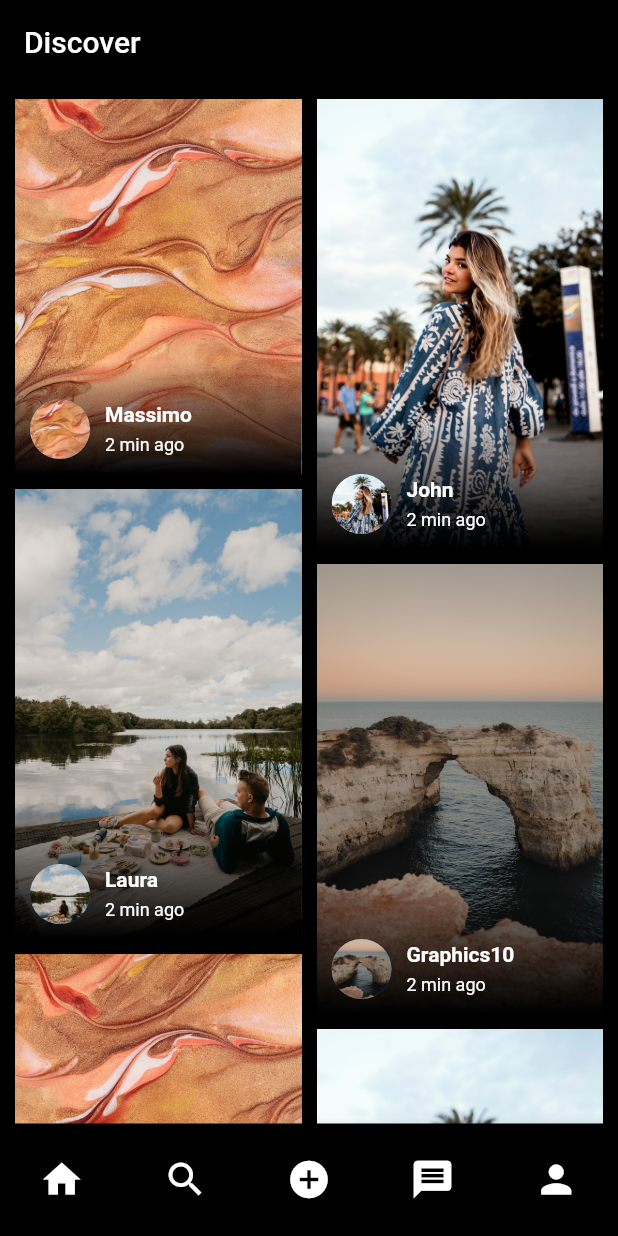
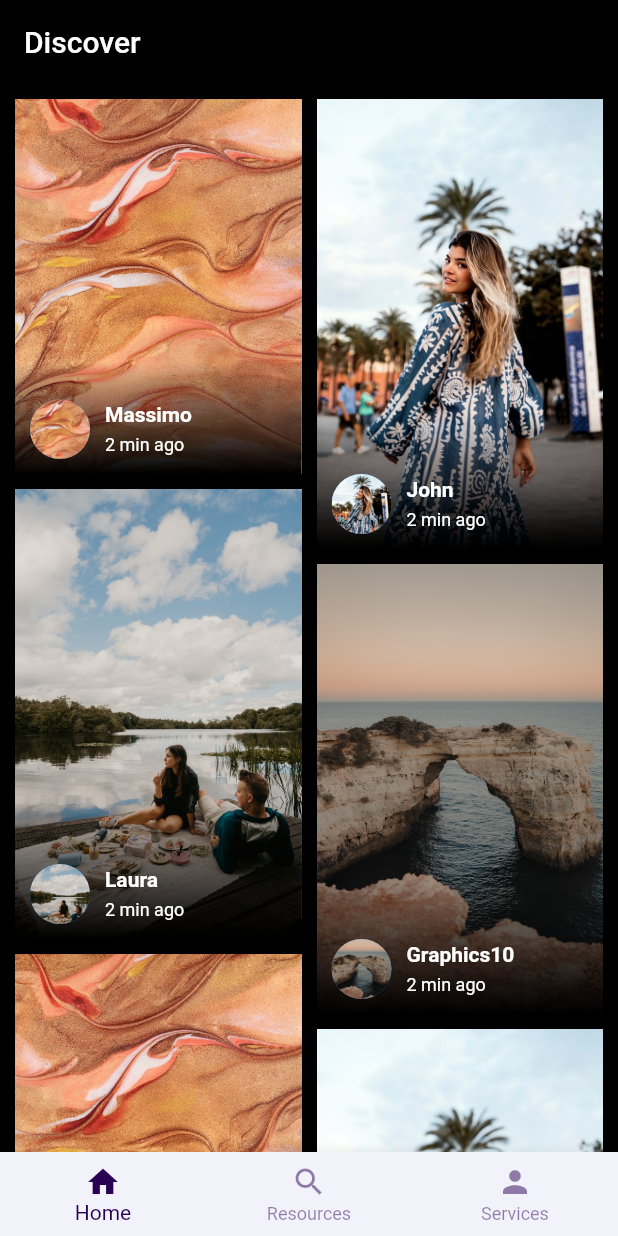
Before and after one commit to anyuzie/anyu_vicky_attempts, a Flutter app: the screen it shows after launch, item 2 of the bottom bar chosen, on a phone screen of 412 x 824 dp. Run offline on Flutter 3.47's test engine with Material 2 defaults, Android fonts, the phone set to English and light mode, and no system bars; our stand-ins replace video_player, visibility_detector.

Commit message:
changed navbar

```diff
--- a/lib/main.dart
+++ b/lib/main.dart
@@ -18,8 +18,8 @@ class MyApp extends StatelessWidget {
       initialRoute: '/',
       routes: {
         HomeScreen.routeName: (context) => const HomeScreen(),
-        ProfileScreen.routeName: (context) => const ProfileScreen(),
-        SearchScreen.routeName: (context) => const SearchScreen(),
+        ResourcesScreen.routeName: (context) => const ResourcesScreen(),
+        ServicesScreen.routeName: (context) => const ServicesScreen(),
       },
     );
   }
--- a/lib/screens/home_screen.dart
+++ b/lib/screens/home_screen.dart
@@ -1,5 +1,4 @@
 import 'package:flutter/material.dart';
-
 import '../models/models.dart';
 import '../widgets/widgets.dart';
 
@@ -44,7 +43,7 @@ class _HomeScreenState extends State<HomeScreen> {
   }
 }
 
-class _CustomAppBar extends StatelessWidget with PreferredSizeWidget {
+class _CustomAppBar extends StatelessWidget implements PreferredSizeWidget {
   const _CustomAppBar({
     Key? key,
   }) : super(key: key);
--- a/lib/screens/profile_screen.dart
+++ b/lib/screens/profile_screen.dart
@@ -3,10 +3,10 @@ import 'package:flutter/material.dart';
 import '../models/models.dart';
 import '../widgets/custom_video_player_preview.dart';
 
-class ProfileScreen extends StatelessWidget {
-  static const routeName = '/profile';
+class ServicesScreen extends StatelessWidget {
+  static const routeName = '/resources';
 
-  const ProfileScreen({
+  const ServicesScreen({
     Key? key,
   }) : super(key: key);
 
--- a/lib/screens/search_screen.dart
+++ b/lib/screens/search_screen.dart
@@ -4,10 +4,10 @@ import 'package:flutter_staggered_grid_view/flutter_staggered_grid_view.dart';
 import '../models/models.dart';
 import '../widgets/widgets.dart';
 
-class SearchScreen extends StatelessWidget {
+class ResourcesScreen extends StatelessWidget {
   static const routeName = '/search';
 
-  const SearchScreen({Key? key}) : super(key: key);
+  const ResourcesScreen({Key? key}) : super(key: key);
 
   @override
   Widget build(BuildContext context) {
--- /dev/null
+++ b/lib/theme.dart
@@ -0,0 +1,19 @@
+import 'package:flutter/material.dart';
+
+abstract class AppPalette {
+  // Primary Purples
+  static const primaryPurple = Color(0xFF7740BC);
+  static const lightPurple = Color(0xFFEEDCFF);
+  static const topicPurple = Color(0xFFF3EDF7);
+  static const darkPurple = Color(0xFF2A0054);
+  static const neutralPurpler = Color(0xFFE6E0E9); //used for opp party chat bubbles
+
+  // Yellow
+  static const intenseYellow = Color(0xFFFFDF9C);
+  static const lightYellow = Color(0xFFFFEFD3);
+
+  //Red
+  static const lightRed = Color(0xFFFFEDEB);
+
+  static const backgroundColor= Color(0xFFF2F2FA);
+}
--- a/lib/widgets/custom_bottom_app_bar.dart
+++ b/lib/widgets/custom_bottom_app_bar.dart
@@ -1,6 +1,6 @@
 import 'package:flutter/material.dart';
-
 import '../screens/screens.dart';
+import '../theme.dart';
 
 class CustomBottomAppBar extends StatelessWidget {
   const CustomBottomAppBar({
@@ -9,63 +9,37 @@ class CustomBottomAppBar extends StatelessWidget {
 
   @override
   Widget build(BuildContext context) {
-    return BottomAppBar(
-      notchMargin: 10,
-      color: Colors.black,
-      child: SizedBox(
-        height: 75,
-        child: Row(
-          mainAxisAlignment: MainAxisAlignment.spaceAround,
-          children: [
-            IconButton(
-              onPressed: () {
-                Navigator.popAndPushNamed(context, HomeScreen.routeName);
-              },
-              color: Colors.white,
-              iconSize: 30,
-              icon: const Icon(
-                Icons.home,
-              ),
-            ),
-            IconButton(
-              onPressed: () {
-                Navigator.popAndPushNamed(context, SearchScreen.routeName);
-              },
-              color: Colors.white,
-              iconSize: 30,
-              icon: const Icon(
-                Icons.search,
-              ),
-            ),
-            IconButton(
-              onPressed: () {},
-              color: Colors.white,
-              iconSize: 30,
-              icon: const Icon(
-                Icons.add_circle,
-              ),
-            ),
-            IconButton(
-              onPressed: () {},
-              color: Colors.white,
-              iconSize: 30,
-              icon: const Icon(
-                Icons.message,
-              ),
-            ),
-            IconButton(
-              onPressed: () {
-                Navigator.pushNamed(context, ProfileScreen.routeName);
-              },
-              color: Colors.white,
-              iconSize: 30,
-              icon: const Icon(
-                Icons.person,
-              ),
-            ),
-          ],
+    return BottomNavigationBar(
+      backgroundColor: AppPalette.backgroundColor,
+      selectedItemColor: AppPalette.darkPurple,
+      unselectedItemColor: AppPalette.darkPurple.withOpacity(0.5),
+      selectedFontSize: 14,
+      unselectedFontSize: 12,
+      currentIndex: 0, // Set the index of the selected tab
+      onTap: (index) {
+        // Handle navigation when a tab is tapped
+        if (index == 0) {
+          Navigator.popAndPushNamed(context, HomeScreen.routeName);
+        } else if (index == 1) {
+          Navigator.popAndPushNamed(context, ResourcesScreen.routeName);
+        } else if (index == 2) {
+          Navigator.pushNamed(context, ServicesScreen.routeName);
+        }
+      },
+      items: [
+        BottomNavigationBarItem(
+          icon: Icon(Icons.home),
+          label: 'Home', // Label for the Home tab
         ),
-      ),
+        BottomNavigationBarItem(
+          icon: Icon(Icons.search),
+          label: 'Resources', // Label for the Resource tab
+        ),
+        BottomNavigationBarItem(
+          icon: Icon(Icons.person),
+          label: 'Services', // Label for the Services tab
+        ),
+      ],
     );
   }
 }
--- a/lib/widgets/custom_video_player.dart
+++ b/lib/widgets/custom_video_player.dart
@@ -128,7 +128,7 @@ class _CustomVideoPlayerState extends State<CustomVideoPlayer> {
       onTap: () {
         Navigator.pushNamed(
           context,
-          ProfileScreen.routeName,
+          ServicesScreen.routeName,
           arguments: widget.post.user,
         );
       },
```
Also changed, not shown: 3 other files.
